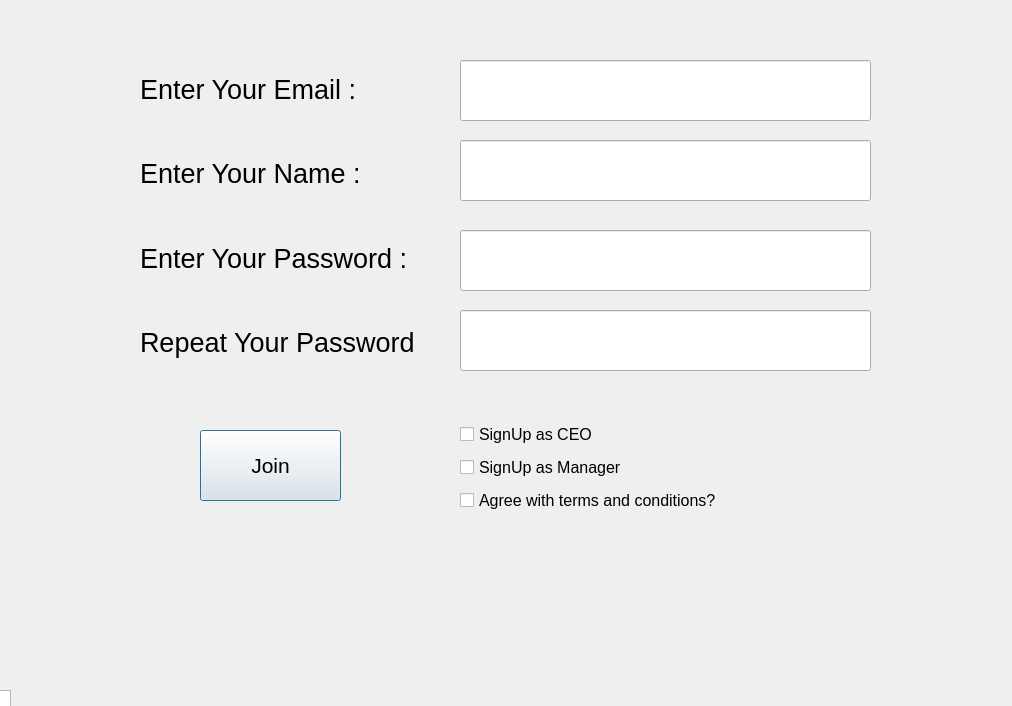
Before: the Qt Designer form MainWindowApp/client3.ui in TheYoungOldtimer/ApProject1, drawn with Qt 5.
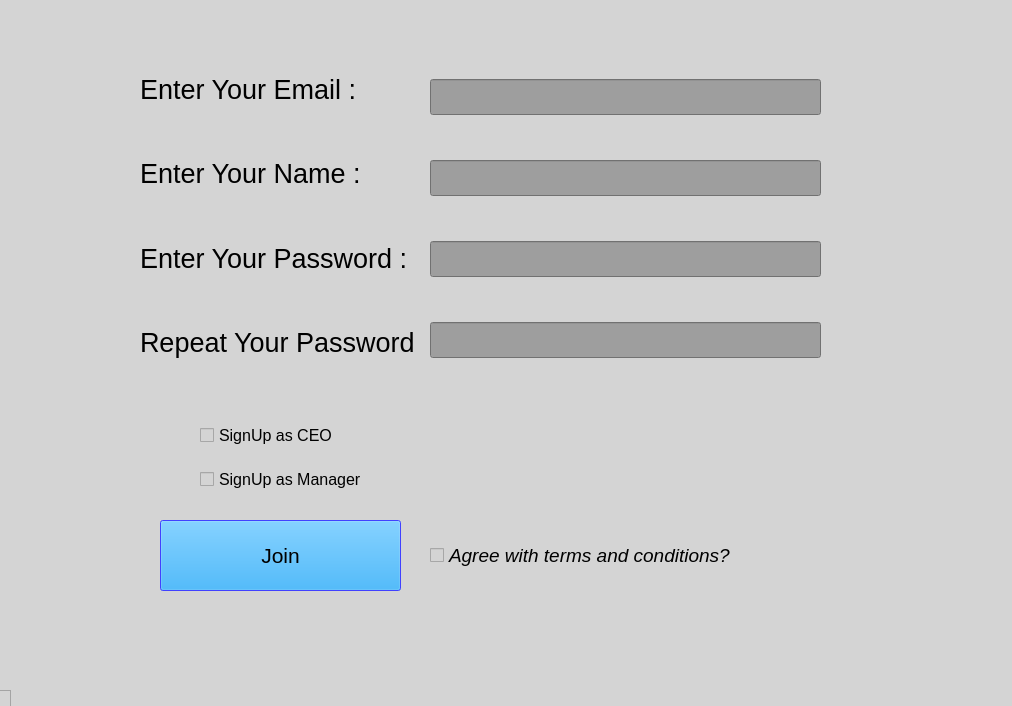
After: the same form once the commit is applied.

Commit message: Sign up is complete (although there is a problem with encoding, line:139)

```diff
--- a/MainWindowApp/client3.ui
+++ b/MainWindowApp/client3.ui
@@ -13,6 +13,15 @@
   <property name="palette">
    <palette>
     <active>
+     <colorrole role="Button">
+      <brush brushstyle="SolidPattern">
+       <color alpha="255">
+        <red>212</red>
+        <green>212</green>
+        <blue>212</blue>
+       </color>
+      </brush>
+     </colorrole>
      <colorrole role="Dark">
       <brush brushstyle="SolidPattern">
        <color alpha="255">
@@ -25,14 +34,32 @@
      <colorrole role="Base">
       <brush brushstyle="SolidPattern">
        <color alpha="255">
-        <red>255</red>
-        <green>255</green>
-        <blue>255</blue>
+        <red>212</red>
+        <green>212</green>
+        <blue>212</blue>
+       </color>
+      </brush>
+     </colorrole>
+     <colorrole role="Window">
+      <brush brushstyle="SolidPattern">
+       <color alpha="255">
+        <red>212</red>
+        <green>212</green>
+        <blue>212</blue>
        </color>
       </brush>
      </colorrole>
     </active>
     <inactive>
+     <colorrole role="Button">
+      <brush brushstyle="SolidPattern">
+       <color alpha="255">
+        <red>212</red>
+        <green>212</green>
+        <blue>212</blue>
+       </color>
+      </brush>
+     </colorrole>
      <colorrole role="Dark">
       <brush brushstyle="SolidPattern">
        <color alpha="255">
@@ -45,9 +72,18 @@
      <colorrole role="Base">
       <brush brushstyle="SolidPattern">
        <color alpha="255">
-        <red>255</red>
-        <green>255</green>
-        <blue>255</blue>
+        <red>212</red>
+        <green>212</green>
+        <blue>212</blue>
+       </color>
+      </brush>
+     </colorrole>
+     <colorrole role="Window">
+      <brush brushstyle="SolidPattern">
+       <color alpha="255">
+        <red>212</red>
+        <green>212</green>
+        <blue>212</blue>
        </color>
       </brush>
      </colorrole>
@@ -62,6 +98,15 @@
        </color>
       </brush>
      </colorrole>
+     <colorrole role="Button">
+      <brush brushstyle="SolidPattern">
+       <color alpha="255">
+        <red>212</red>
+        <green>212</green>
+        <blue>212</blue>
+       </color>
+      </brush>
+     </colorrole>
      <colorrole role="Dark">
       <brush brushstyle="SolidPattern">
        <color alpha="255">
@@ -89,9 +134,33 @@
        </color>
       </brush>
      </colorrole>
+     <colorrole role="Base">
+      <brush brushstyle="SolidPattern">
+       <color alpha="255">
+        <red>212</red>
+        <green>212</green>
+        <blue>212</blue>
+       </color>
+      </brush>
+     </colorrole>
+     <colorrole role="Window">
+      <brush brushstyle="SolidPattern">
+       <color alpha="255">
+        <red>212</red>
+        <green>212</green>
+        <blue>212</blue>
+       </color>
+      </brush>
+     </colorrole>
     </disabled>
    </palette>
   </property>
+  <property name="font">
+   <font>
+    <pointsize>10</pointsize>
+    <bold>true</bold>
+   </font>
+  </property>
   <property name="mouseTracking">
    <bool>false</bool>
   </property>
@@ -101,69 +170,9 @@
   <property name="autoFillBackground">
    <bool>false</bool>
   </property>
-  <widget class="QLineEdit" name="emailEdit">
-   <property name="geometry">
-    <rect>
-     <x>460</x>
-     <y>60</y>
-     <width>411</width>
-     <height>61</height>
-    </rect>
-   </property>
-   <property name="font">
-    <font>
-     <pointsize>18</pointsize>
-    </font>
-   </property>
-   <property name="layoutDirection">
-    <enum>Qt::LeftToRight</enum>
-   </property>
-   <property name="text">
-    <string/>
-   </property>
-  </widget>
-  <widget class="QLineEdit" name="nameEdit">
-   <property name="geometry">
-    <rect>
-     <x>460</x>
-     <y>140</y>
-     <width>411</width>
-     <height>61</height>
-    </rect>
-   </property>
-   <property name="font">
-    <font>
-     <pointsize>18</pointsize>
-    </font>
-   </property>
-   <property name="layoutDirection">
-    <enum>Qt::LeftToRight</enum>
-   </property>
-   <property name="text">
-    <string/>
-   </property>
-  </widget>
-  <widget class="QLineEdit" name="passEdit">
-   <property name="geometry">
-    <rect>
-     <x>460</x>
-     <y>230</y>
-     <width>411</width>
-     <height>61</height>
-    </rect>
-   </property>
-   <property name="font">
-    <font>
-     <pointsize>18</pointsize>
-    </font>
-   </property>
-   <property name="layoutDirection">
-    <enum>Qt::LeftToRight</enum>
-   </property>
-   <property name="text">
-    <string/>
-   </property>
-  </widget>
+  <property name="styleSheet">
+   <string notr="true">background-color: rgb(212, 212, 212);</string>
+  </property>
   <widget class="QTextEdit" name="ted">
    <property name="geometry">
     <rect>
@@ -174,33 +183,12 @@
     </rect>
    </property>
   </widget>
-  <widget class="QLineEdit" name="passRepeat">
-   <property name="geometry">
-    <rect>
-     <x>460</x>
-     <y>310</y>
-     <width>411</width>
-     <height>61</height>
-    </rect>
-   </property>
-   <property name="font">
-    <font>
-     <pointsize>18</pointsize>
-    </font>
-   </property>
-   <property name="layoutDirection">
-    <enum>Qt::LeftToRight</enum>
-   </property>
-   <property name="text">
-    <string/>
-   </property>
-  </widget>
   <widget class="QPushButton" name="pushButton_2">
    <property name="geometry">
     <rect>
-     <x>200</x>
-     <y>430</y>
-     <width>141</width>
+     <x>160</x>
+     <y>520</y>
+     <width>241</width>
      <height>71</height>
     </rect>
    </property>
@@ -209,6 +197,19 @@
      <pointsize>16</pointsize>
     </font>
    </property>
+   <property name="cursor">
+    <cursorShape>PointingHandCursor</cursorShape>
+   </property>
+   <property name="mouseTracking">
+    <bool>true</bool>
+   </property>
+   <property name="styleSheet">
+    <string notr="true">alternate-background-color: rgb(0, 85, 255);
+selection-background-color: rgb(0, 0, 255);
+background-color: rgb(0, 85, 127);
+color: rgb(0, 0, 0);
+background-color: rgb(0, 170, 255);</string>
+   </property>
    <property name="text">
     <string>Join</string>
    </property>
@@ -216,9 +217,9 @@
   <widget class="QLabel" name="memberExist">
    <property name="geometry">
     <rect>
-     <x>460</x>
-     <y>380</y>
-     <width>411</width>
+     <x>430</x>
+     <y>460</y>
+     <width>391</width>
      <height>31</height>
     </rect>
    </property>
@@ -230,11 +231,14 @@
    <property name="layoutDirection">
     <enum>Qt::LeftToRight</enum>
    </property>
+   <property name="styleSheet">
+    <string notr="true">color: rgb(255, 0, 0);</string>
+   </property>
    <property name="text">
     <string/>
    </property>
   </widget>
-  <widget class="QWidget" name="">
+  <widget class="QWidget" name="layoutWidget">
    <property name="geometry">
     <rect>
      <x>140</x>
@@ -254,6 +258,9 @@
       <property name="layoutDirection">
        <enum>Qt::LeftToRight</enum>
       </property>
+      <property name="styleSheet">
+       <string notr="true">color: rgb(0, 0, 0);</string>
+      </property>
       <property name="text">
        <string>Enter Your Email :</string>
       </property>
@@ -269,6 +276,9 @@
       <property name="layoutDirection">
        <enum>Qt::LeftToRight</enum>
       </property>
+      <property name="styleSheet">
+       <string notr="true">color: rgb(0, 0, 0);</string>
+      </property>
       <property name="text">
        <string>Enter Your Name :</string>
       </property>
@@ -284,6 +294,9 @@
       <property name="layoutDirection">
        <enum>Qt::LeftToRight</enum>
       </property>
+      <property name="styleSheet">
+       <string notr="true">color: rgb(0, 0, 0);</string>
+      </property>
       <property name="text">
        <string>Enter Your Password :</string>
       </property>
@@ -299,6 +312,9 @@
       <property name="layoutDirection">
        <enum>Qt::LeftToRight</enum>
       </property>
+      <property name="styleSheet">
+       <string notr="true">color: rgb(0, 0, 0);</string>
+      </property>
       <property name="text">
        <string>Repeat Your Password :</string>
       </property>
@@ -306,12 +322,12 @@
     </item>
    </layout>
   </widget>
-  <widget class="QWidget" name="">
+  <widget class="QWidget" name="layoutWidget">
    <property name="geometry">
     <rect>
-     <x>460</x>
-     <y>420</y>
-     <width>259</width>
+     <x>200</x>
+     <y>410</y>
+     <width>161</width>
      <height>95</height>
     </rect>
    </property>
@@ -323,6 +339,9 @@
         <pointsize>12</pointsize>
        </font>
       </property>
+      <property name="styleSheet">
+       <string notr="true">color: rgb(0, 0, 0);</string>
+      </property>
       <property name="text">
        <string>SignUp as CEO</string>
       </property>
@@ -335,23 +354,151 @@
         <pointsize>12</pointsize>
        </font>
       </property>
+      <property name="styleSheet">
+       <string notr="true">color: rgb(0, 0, 0);</string>
+      </property>
       <property name="text">
        <string>SignUp as Manager</string>
       </property>
      </widget>
     </item>
-    <item>
-     <widget class="QCheckBox" name="checkBox_3">
+   </layout>
+  </widget>
+  <widget class="QLabel" name="passNotSame">
+   <property name="geometry">
+    <rect>
+     <x>470</x>
+     <y>390</y>
+     <width>321</width>
+     <height>31</height>
+    </rect>
+   </property>
+   <property name="font">
+    <font>
+     <pointsize>12</pointsize>
+     <bold>true</bold>
+    </font>
+   </property>
+   <property name="styleSheet">
+    <string notr="true">color: rgb(255, 0, 0);</string>
+   </property>
+   <property name="text">
+    <string/>
+   </property>
+  </widget>
+  <widget class="QCheckBox" name="checkBox_3">
+   <property name="geometry">
+    <rect>
+     <x>430</x>
+     <y>540</y>
+     <width>311</width>
+     <height>31</height>
+    </rect>
+   </property>
+   <property name="font">
+    <font>
+     <pointsize>14</pointsize>
+     <italic>true</italic>
+    </font>
+   </property>
+   <property name="styleSheet">
+    <string notr="true">color: rgb(0, 0, 0);</string>
+   </property>
+   <property name="text">
+    <string>Agree with terms and conditions?</string>
+   </property>
+  </widget>
+  <widget class="QWidget" name="">
+   <property name="geometry">
+    <rect>
+     <x>430</x>
+     <y>40</y>
+     <width>391</width>
+     <height>361</height>
+    </rect>
+   </property>
+   <layout class="QGridLayout" name="gridLayout_2">
+    <property name="verticalSpacing">
+     <number>6</number>
+    </property>
+    <item row="4" column="0">
+     <widget class="QLineEdit" name="passRepeat">
       <property name="font">
        <font>
-        <pointsize>12</pointsize>
+        <pointsize>18</pointsize>
        </font>
       </property>
+      <property name="layoutDirection">
+       <enum>Qt::LeftToRight</enum>
+      </property>
+      <property name="styleSheet">
+       <string notr="true">background-color: rgb(158, 158, 158);</string>
+      </property>
       <property name="text">
-       <string>Agree with terms and conditions?</string>
+       <string/>
       </property>
+      <property name="echoMode">
+       <enum>QLineEdit::Password</enum>
+      </property>
      </widget>
     </item>
+    <item row="2" column="0">
+     <widget class="QLineEdit" name="nameEdit">
+      <property name="font">
+       <font>
+        <pointsize>18</pointsize>
+       </font>
+      </property>
+      <property name="layoutDirection">
+       <enum>Qt::LeftToRight</enum>
+      </property>
+      <property name="styleSheet">
+       <string notr="true">background-color: rgb(158, 158, 158);</string>
+      </property>
+      <property name="text">
+       <string/>
+      </property>
+     </widget>
+    </item>
+    <item row="0" column="0">
+     <widget class="QLineEdit" name="emailEdit">
+      <property name="font">
+       <font>
+        <pointsize>18</pointsize>
+       </font>
+      </property>
+      <property name="layoutDirection">
+       <enum>Qt::LeftToRight</enum>
+      </property>
+      <property name="styleSheet">
+       <string notr="true">background-color: rgb(158, 158, 158);</string>
+      </property>
+      <property name="text">
+       <string/>
+      </property>
+     </widget>
+    </item>
+    <item row="3" column="0">
+     <widget class="QLineEdit" name="passEdit">
+      <property name="font">
+       <font>
+        <pointsize>18</pointsize>
+       </font>
+      </property>
+      <property name="layoutDirection">
+       <enum>Qt::LeftToRight</enum>
+      </property>
+      <property name="styleSheet">
+       <string notr="true">background-color: rgb(158, 158, 158);</string>
+      </property>
+      <property name="text">
+       <string/>
+      </property>
+      <property name="echoMode">
+       <enum>QLineEdit::PasswordEchoOnEdit</enum>
+      </property>
+     </widget>
+    </item>
    </layout>
   </widget>
   <zorder>emailEdit</zorder>
```
Left out of the diff: 11 changed lines with no effect on the pictures. The commit also changes 2 other files.
